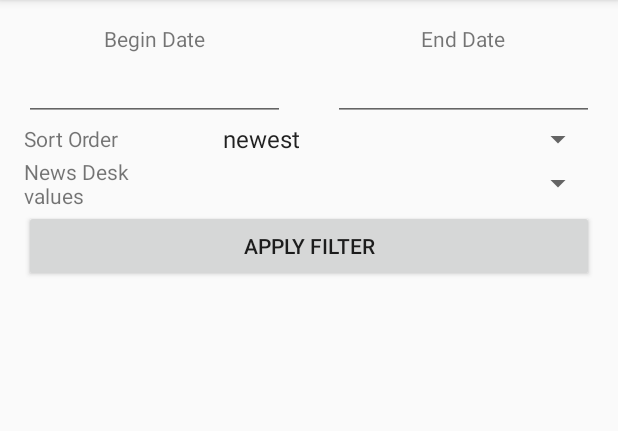
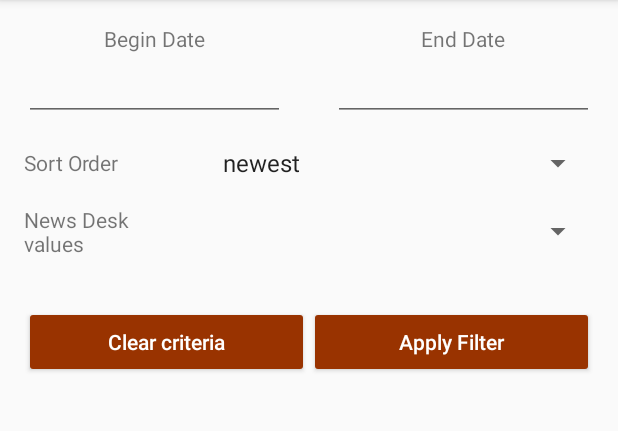
Before and after one commit to allo86/NYTimes-Search, an Android app: the screen it shows after launch (FilterActivity), after a tap on an icon or button, on a phone screen of 412 x 824 dp, the part 84-515 px from its top. Run offline under Robolectric (Android 15) with nearby library versions, the phone set to English and light mode, and no system bars; our stand-ins replace ButterKnife; libraries missing offline, so code that uses them is left out: jp.wasabeef.recyclerview, org.parceler; pictures from the network do not load; 2 statements that could not run were skipped.

Commit message:
Changes in UI

```diff
--- a/app/src/main/java/com/allo/nyt/ui/search/SearchActivity.java
+++ b/app/src/main/java/com/allo/nyt/ui/search/SearchActivity.java
@@ -186,10 +186,10 @@ public class SearchActivity extends BaseActivity implements SearchAdapter.OnArti
     }
 
     private void loadMoreArticles(final int page) {
-        showProgressBar();
-
         // Perform request if user has entered text
         if (mTextFilter != null && !"".equals(mTextFilter)) {
+            showProgressBar();
+
             // Build filter params
             SearchArticlesRequest request = new SearchArticlesRequest();
             request.setPage(page);
--- a/app/src/main/java/com/allo/nyt/ui/utils/EndlessRecyclerViewScrollListener.java
+++ b/app/src/main/java/com/allo/nyt/ui/utils/EndlessRecyclerViewScrollListener.java
@@ -14,7 +14,7 @@ public abstract class EndlessRecyclerViewScrollListener extends RecyclerView.OnS
 
     // The minimum amount of items to have below your current scroll position
     // before loading more.
-    private int visibleThreshold = 3;
+    private int visibleThreshold = 5;
     // The current offset index of data you have loaded
     private int currentPage = 0;
     // The total number of items in the dataset after the last load
--- a/app/src/main/java/com/allo/nyt/utils/Preferences.java
+++ b/app/src/main/java/com/allo/nyt/utils/Preferences.java
@@ -58,17 +58,18 @@ public class Preferences {
     }
 
     private void putString(String key, String value) {
-        //checkForNullKey(key);
-        //checkForNullValue(value);
-        this.mSharedPreferences.edit().putString(key, value).apply();
+        if (value != null) {
+            this.mSharedPreferences.edit().putString(key, value).apply();
+        } else {
+            this.mSharedPreferences.edit().remove(key).apply();
+        }
     }
 
     private String getString(String key) {
         return this.mSharedPreferences.getString(key, "");
     }
 
-    public void putLong(String key, long value) {
-        //checkForNullKey(key);
+    public void putLong(String key, Long value) {
         this.mSharedPreferences.edit().putLong(key, value).apply();
     }
 
@@ -77,9 +78,12 @@ public class Preferences {
     }
 
     private void putListString(String key, ArrayList<String> stringList) {
-        //checkForNullKey(key);
-        String[] myStringList = stringList.toArray(new String[stringList.size()]);
-        this.mSharedPreferences.edit().putString(key, TextUtils.join("‚‗‚", myStringList)).apply();
+        if (stringList != null) {
+            String[] myStringList = stringList.toArray(new String[stringList.size()]);
+            this.mSharedPreferences.edit().putString(key, TextUtils.join("‚‗‚", myStringList)).apply();
+        } else {
+            this.mSharedPreferences.edit().remove(key).apply();
+        }
     }
 
     private ArrayList<String> getListString(String key) {
@@ -94,20 +98,6 @@ public class Preferences {
         return this.mSharedPreferences.getBoolean(key, defaultValue);
     }
 
-    /*
-    private void checkForNullKey(String key) {
-        if (key == null) {
-            throw new NullPointerException();
-        }
-    }
-
-    private void checkForNullValue(String value) {
-        if (value == null) {
-            throw new NullPointerException();
-        }
-    }
-    */
-
     private Context getContext() {
         return Application.sharedInstance().getApplicationContext();
     }
--- a/app/src/main/res/layout/activity_filter.xml
+++ b/app/src/main/res/layout/activity_filter.xml
@@ -87,6 +87,7 @@
             android:layout_width="match_parent"
             android:layout_height="wrap_content"
             android:layout_below="@+id/dates_container"
+            android:layout_marginTop="@dimen/activity_vertical_margin"
             android:gravity="center_vertical"
             android:orientation="horizontal">
 
@@ -112,6 +113,8 @@
             android:layout_width="match_parent"
             android:layout_height="wrap_content"
             android:layout_below="@+id/sort_container"
+            android:layout_marginBottom="@dimen/activity_vertical_margin"
+            android:layout_marginTop="@dimen/activity_vertical_margin"
             android:gravity="center_vertical"
             android:orientation="horizontal">
 
@@ -131,12 +134,30 @@
 
         </LinearLayout>
 
-        <Button
-            android:id="@+id/bt_apply_filter"
+        <LinearLayout
             android:layout_width="match_parent"
             android:layout_height="wrap_content"
             android:layout_below="@+id/news_desk_container"
-            android:text="@string/button_apply_filter" />
+            android:layout_marginTop="@dimen/activity_vertical_margin"
+            android:orientation="horizontal">
+
+            <Button
+                android:id="@+id/bt_clear_filter"
+                style="@style/apply_filter_button"
+                android:layout_width="0dp"
+                android:layout_height="wrap_content"
+                android:layout_weight="1"
+                android:text="@string/button_clear_filter" />
+
+            <Button
+                android:id="@+id/bt_apply_filter"
+                style="@style/apply_filter_button"
+                android:layout_width="0dp"
+                android:layout_height="wrap_content"
+                android:layout_weight="1"
+                android:text="@string/button_apply_filter" />
+
+        </LinearLayout>
 
     </RelativeLayout>
 
--- a/app/src/main/res/values/strings-filter.xml
+++ b/app/src/main/res/values/strings-filter.xml
@@ -123,6 +123,7 @@
         <item>Your Money</item>
     </string-array>
 
+    <string name="button_clear_filter">Clear criteria</string>
     <string name="button_apply_filter">Apply Filter</string>
 
 </resources>
--- a/app/src/main/res/values/styles.xml
+++ b/app/src/main/res/values/styles.xml
@@ -10,7 +10,7 @@
         <item name="android:dialogTheme">@style/AppDialogTheme</item>
     </style>
 
-    <style name="AppTheme.NoActionBar" parent="AppTheme">
+    <style name="AppTheme.NoActionBar">
         <item name="windowActionBar">false</item>
         <item name="windowNoTitle">true</item>
     </style>
@@ -70,4 +70,14 @@
         <item name="cardUseCompatPadding">true</item>
     </style>
 
+    <style name="base_button">
+        <item name="android:textColor">@color/white</item>
+        <item name="android:textAllCaps">false</item>
+    </style>
+
+    <style name="apply_filter_button" parent="base_button">
+        <item name="android:textColorHint">@color/black</item>
+        <item name="android:backgroundTint">@color/colorAccent</item>
+    </style>
+
 </resources>
```
Also changed, not shown: app/src/main/java/com/allo/nyt/ui/filter/FilterActivity.java (+11 -0 lines), app/src/main/java/com/allo/nyt/ui/filter/FilterFragment.java (+11 -0 lines), app/src/main/res/layout/fragment_filter.xml (+23 -3 lines), app/src/main/ic_launcher-web.png (added), app/src/main/res/mipmap-hdpi/ic_launcher.png, app/src/main/res/mipmap-mdpi/ic_launcher.png, app/src/main/res/mipmap-xhdpi/ic_launcher.png, app/src/main/res/mipmap-xxhdpi/ic_launcher.png, app/src/main/res/mipmap-xxxhdpi/ic_launcher.png, 1 other file.
